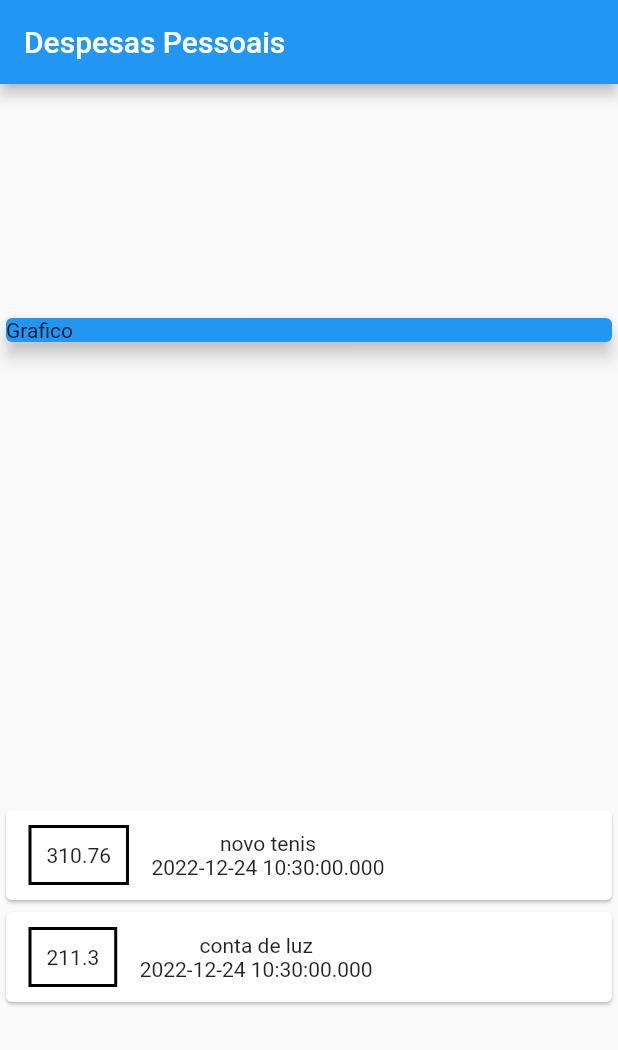
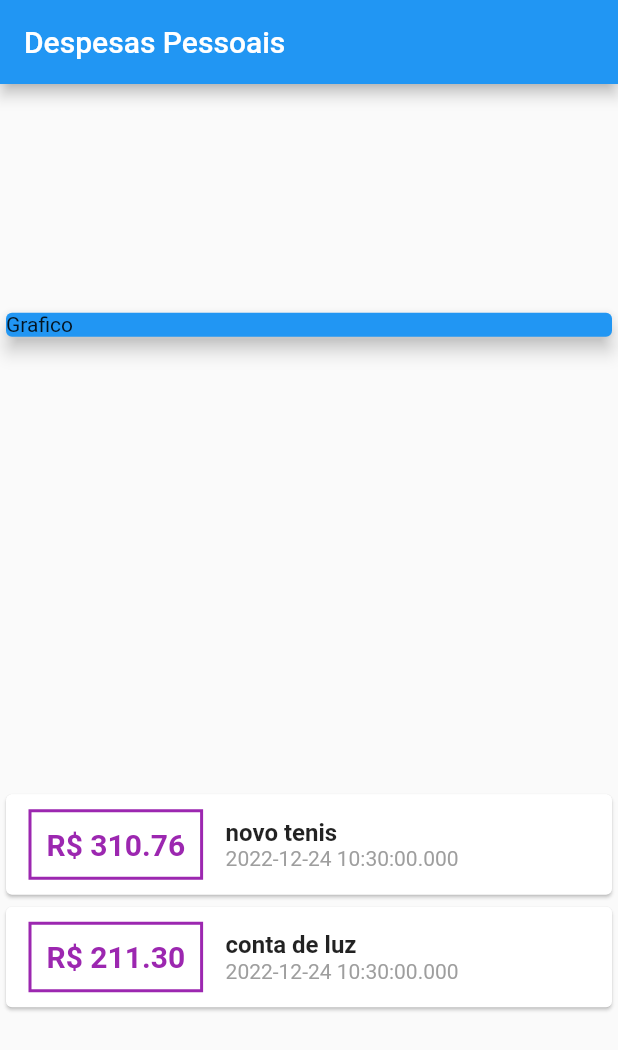
Before and after one commit to ThiagoPereira232/flutter-curso-cod3r, a Flutter app: the screen it shows after launch, on a phone screen of 412 x 824 dp. Shown: the top 1050 px of the screen. Run offline on Flutter 3.47's test engine with Material 2 defaults, Android fonts, the phone set to English and light mode, and no system bars.

Commit message:
Update main.dart

```diff
--- a/curso_flutter/expenses/lib/main.dart
+++ b/curso_flutter/expenses/lib/main.dart
@@ -59,19 +59,36 @@ class MyHomePage extends StatelessWidget {
                       ),
                       decoration: BoxDecoration(
                         border: Border.all(
-                          color: Colors.black,
+                          color: Colors.purple,
                           width: 2,
                         ),
                       ),
                       padding: const EdgeInsets.all(10),
                       child: Text(
-                        tr.value.toString(),
+                        'R\$ ${tr.value.toStringAsFixed(2)}',
+                        style: const TextStyle(
+                          fontWeight: FontWeight.bold,
+                          fontSize: 20,
+                          color: Colors.purple,
+                        ),
                       ),
                     ),
                     Column(
+                      crossAxisAlignment: CrossAxisAlignment.start,
                       children: [
-                        Text(tr.title),
-                        Text(tr.date.toString()),
+                        Text(
+                          tr.title,
+                          style: const TextStyle(
+                            fontSize: 16,
+                            fontWeight: FontWeight.bold,
+                          ),
+                        ),
+                        Text(
+                          tr.date.toString(),
+                          style: const TextStyle(
+                            color: Colors.grey,
+                          ),
+                        ),
                       ],
                     ),
                   ],
```
